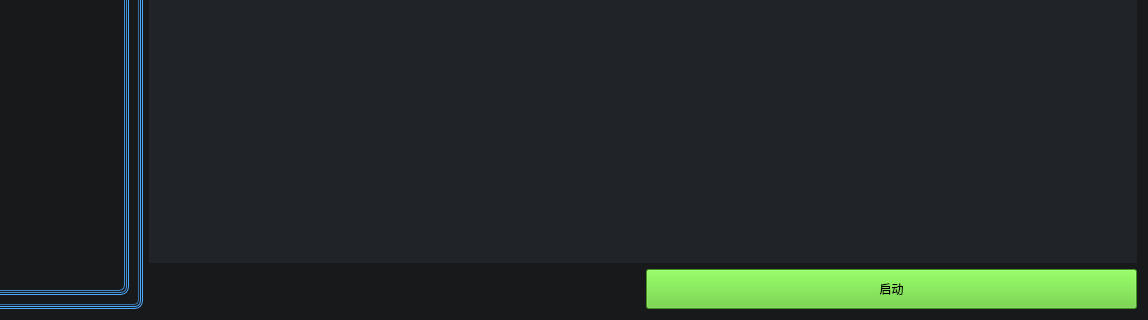
The window that src/start_game.ui (ANQSL/BrainAuthentication) describes before a commit, drawn with Qt 5; both pictures show x 115 to 1263 and y 380 to 700 of the 1263 by 700 pixel window.
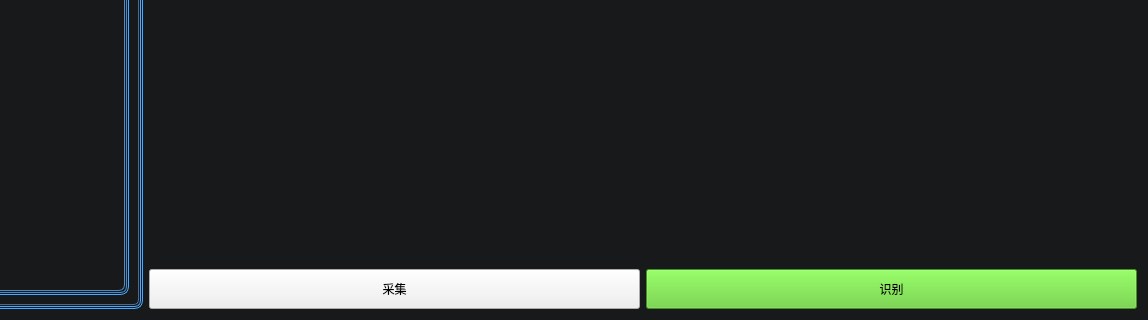
The same window after the commit.

Patch:
```diff
--- a/src/start_game.ui
+++ b/src/start_game.ui
@@ -333,7 +333,7 @@
      <item>
       <layout class="QVBoxLayout" name="verticalLayout_3" stretch="9,1">
        <item>
-        <widget class="QWidget" name="widget" native="true">
+        <widget class="QWidget" name="ssvep_widget" native="true">
          <property name="minimumSize">
           <size>
            <width>900</width>
@@ -345,12 +345,15 @@
        <item>
         <layout class="QHBoxLayout" name="horizontalLayout">
          <item>
-          <widget class="QLabel" name="game_icon">
-           <property name="text">
-            <string/>
+          <widget class="QPushButton" name="collection">
+           <property name="minimumSize">
+            <size>
+             <width>150</width>
+             <height>40</height>
+            </size>
            </property>
-           <property name="alignment">
-            <set>Qt::AlignCenter</set>
+           <property name="text">
+            <string>采集</string>
            </property>
           </widget>
          </item>
@@ -369,7 +372,7 @@
             </size>
            </property>
            <property name="text">
-            <string>启动</string>
+            <string>识别</string>
            </property>
           </widget>
          </item>
```
